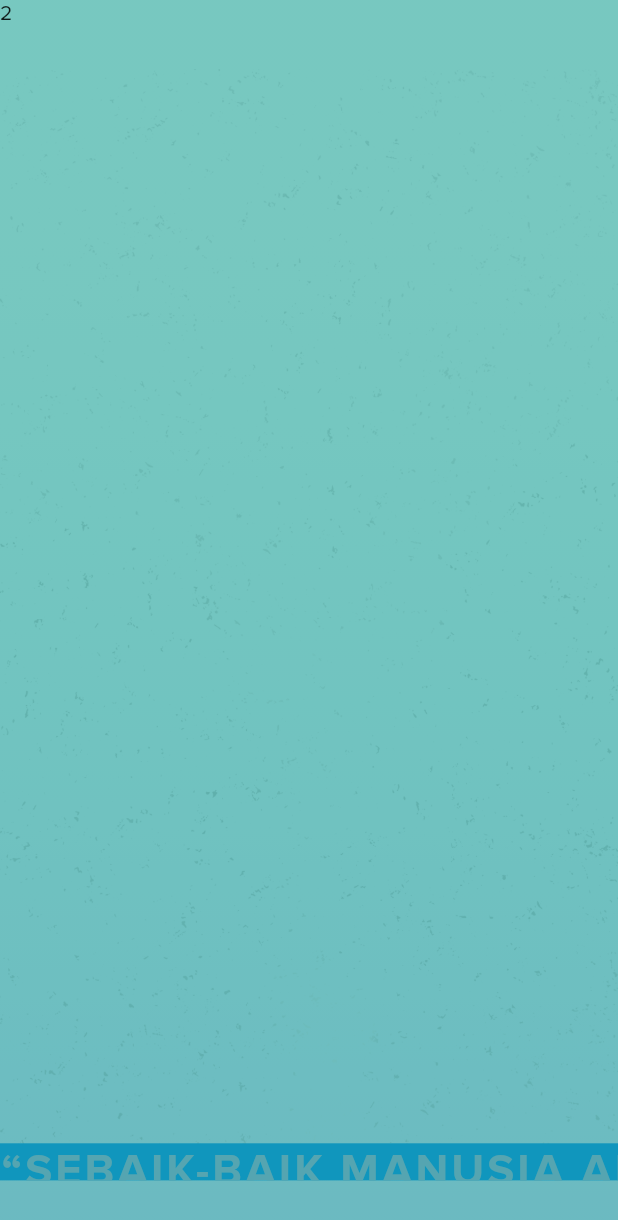
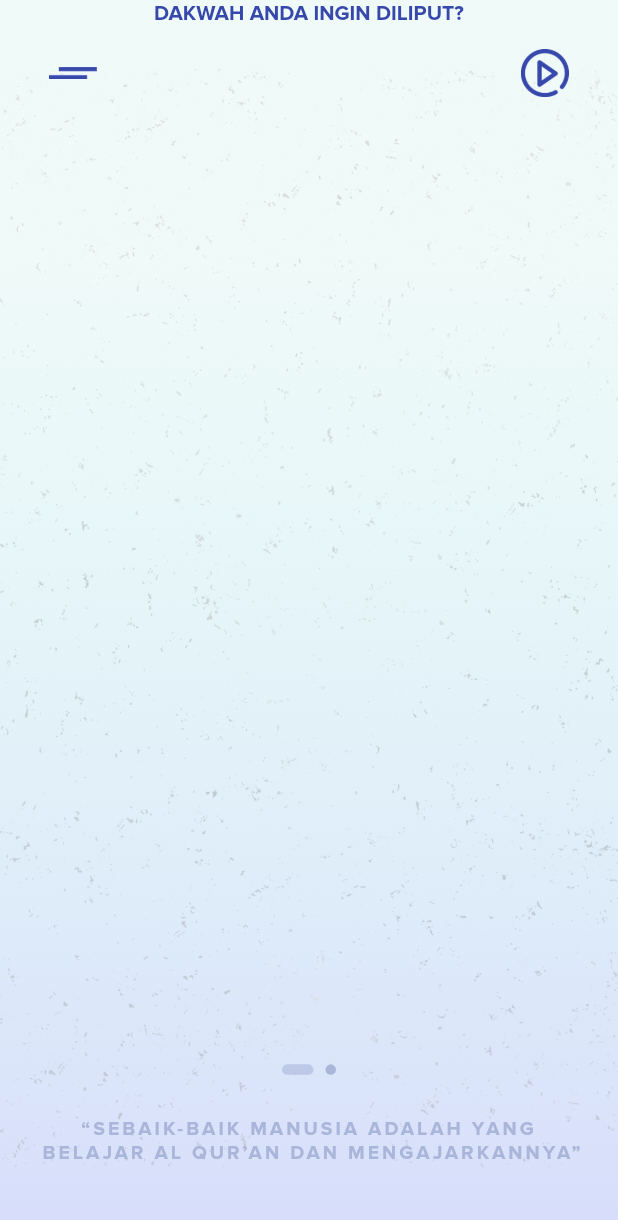
Before and after one commit to dhiyaaulauliyaa/kalamtv-website, a Flutter app: the screen it shows after launch, swiped to page 2, on a phone screen of 412 x 824 dp. Shown: the top 1220 px of the screen. Run offline on Flutter 3.47's test engine with Material 2 defaults, Android fonts, the phone set to English and light mode, and no system bars; drawn by our look-alikes of auto_size_text; our stand-ins replace responsive_builder.

Commit message:
mobile-portrait first page

```diff
--- a/lib/main.dart
+++ b/lib/main.dart
@@ -89,7 +89,7 @@ class _MainPageState extends State<MainPage> {
               child: ScreenTypeLayout(
                 breakpoints: ScreenBreakpoints(
                   desktop: 900,
-                  tablet: 650,
+                  tablet: 550,
                   watch: 250,
                 ),
                 desktop: DesktopPage(),
--- a/lib/views/mobile/portrait/MobilePortraitPage.dart
+++ b/lib/views/mobile/portrait/MobilePortraitPage.dart
@@ -1,4 +1,8 @@
+import 'dart:ui';
+
 import 'package:flutter/material.dart';
+import 'package:kalamtv_web/widgets/PhoneHeaderFooter.dart';
+import 'package:auto_size_text/auto_size_text.dart';
 
 class MobilePortraitPage extends StatefulWidget {
   @override
@@ -6,58 +10,159 @@ class MobilePortraitPage extends StatefulWidget {
 }
 
 class _MobilePortraitPageState extends State<MobilePortraitPage> {
+  PageController _pageController;
+  double _activePage = 1;
+
+  final double _ratioTreshold = 1.95;
+
+  @override
+  void initState() {
+    super.initState();
+
+    _pageController = PageController(initialPage: 0);
+    _pageController.addListener(() {
+      setState(() {
+        _activePage = _pageController.page + 1;
+      });
+    });
+  }
+
+  @override
+  void dispose() {
+    _pageController.dispose();
+
+    super.dispose();
+  }
+
   @override
   Widget build(BuildContext context) {
     double _screenHeight = MediaQuery.of(context).size.height;
     double _screenWidth = MediaQuery.of(context).size.width;
+    double _screenRatio = _screenHeight > _screenWidth
+        ? _screenHeight / _screenWidth
+        : _screenWidth / _screenHeight;
+    print("Height: $_screenHeight");
+    print("Width : $_screenWidth");
+    print("Ratio : $_screenRatio");
 
-    return Stack(
+    return PhoneHeaderFooter(
+      activePage: _activePage,
+      child: Positioned(
+        child: PageView(
+          controller: _pageController,
+          children: <Widget>[
+            //----------------------- First Page -----------------------//
+            Container(
+              height: _screenHeight,
+              width: _screenWidth,
+              child: Stack(
+                children: <Widget>[
+                  //----------------------- Clouds -----------------------//
+                  Container(
+                    height: _screenHeight,
+                    width: _screenWidth,
+                    alignment: Alignment.bottomLeft,
+                    margin: EdgeInsets.only(
+                      bottom: _screenRatio > _ratioTreshold
+                          ? _screenWidth * 0.3
+                          : _screenWidth * 0.25,
+                    ),
+                    child: Image.asset('assets/img/cloud.png'),
+                  ),
+
+                  Container(
+                    height: _screenHeight,
+                    width: _screenWidth,
+                    child: Column(
+                      children: <Widget>[
+                        //----------------------- Logo -----------------------//
+                        Expanded(
+                          flex: _screenRatio > _ratioTreshold ? 31 : 29,
+                          child: Container(
+                            alignment: Alignment.bottomLeft,
+                            margin: EdgeInsets.only(
+                              bottom: 0,
+                              left: _screenWidth * 0.1,
+                            ),
+                            child: Stack(
+                              alignment: Alignment.bottomLeft,
                               children: <Widget>[
                                 Positioned(
-          bottom: 0,
-          child: Container(
-            child: Column(
-              children: <Widget>[
-                Container(
-                  height: _screenWidth * 0.06,
-                  color: Colors.blue,
-                  child: Text(
-                    "“sebaik-baik manusia adalah yang belajar al qur’an dan mengajarkannya”"
-                        .toUpperCase(),
-                    style: TextStyle(
-                      color: Theme.of(context).secondaryHeaderColor,
-                      fontWeight: FontWeight.w700,
-                      fontSize: 30,
-                      letterSpacing: 2,
+                                  bottom: -10,
+                                  child: Image.asset(
+                                    'assets/img/logo-white.png',
+                                    width: _screenWidth * 0.35,
+                                  ),
+                                ),
+                              ],
                             ),
                           ),
                         ),
-                SizedBox(
-                  width: _screenWidth,
-                  height: _screenWidth * 0.09,
+
+                        //----------------------- Main Text -----------------------//
+                        Expanded(
+                          flex: _screenRatio > _ratioTreshold ? 9 : 11,
+                          child: Container(
+                            padding: EdgeInsets.only(left: _screenWidth * 0.15),
+                            alignment: Alignment.centerLeft,
+                            child: AutoSizeText(
+                              'dakwah\nkapan pun,\ndimana pun.',
+                              style: TextStyle(
+                                color: Theme.of(context).primaryColor,
+                                fontWeight: FontWeight.w700,
+                                fontSize: 70,
+                                letterSpacing: -2,
+                                height: 0.97,
+                              ),
+                            ),
+                          ),
+                        ),
+
+                        //----------------------- Subtext -----------------------//
+                        Expanded(
+                          flex: 3,
+                          child: Container(
+                            padding: EdgeInsets.symmetric(
+                              vertical: _screenRatio > _ratioTreshold
+                                  ? _screenWidth * 0.012
+                                  : _screenWidth * 0.01,
+                              horizontal: _screenRatio > _ratioTreshold
+                                  ? _screenWidth * 0.15
+                                  : 0,
+                            ),
+                            child: Image.asset(
+                              'assets/img/subtitle.png',
+                            ),
+                          ),
+                        ),
+                        Expanded(flex: 9, child: SizedBox()),
+                      ],
+                    ),
                   )
                 ],
               ),
             ),
-        ),
-        Positioned(
-          child: PageView(
-            children: <Widget>[
+
+            //----------------------- Second Page -----------------------//
             Container(
               height: _screenHeight,
               width: _screenWidth,
-                child: Text('1'),
+              child: Column(
+                children: <Widget>[
+                  AutoSizeText(
+                    "DAKWAH ANDA INGIN DILIPUT?",
+                    style: TextStyle(
+                      color: Theme.of(context).primaryColor,
+                      fontWeight: FontWeight.w700,
                     ),
-              Container(
-                height: _screenHeight,
-                width: _screenWidth,
-                color: Colors.teal.withOpacity(0.5),
-                child: Text('2'),
+                  )
+                ],
+              ),
+              // color: Colors.teal.withOpacity(0.5),
             ),
           ],
         ),
       ),
-      ],
     );
   }
 }
--- /dev/null
+++ b/lib/widgets/PhoneHeaderFooter.dart
@@ -0,0 +1,134 @@
+import 'package:flutter/material.dart';
+import 'package:auto_size_text/auto_size_text.dart';
+
+class PhoneHeaderFooter extends StatelessWidget {
+  const PhoneHeaderFooter({
+    Key key,
+    @required this.activePage,
+    @required this.child,
+  }) : super(key: key);
+
+  final double activePage;
+  final Widget child;
+
+  @override
+  Widget build(BuildContext context) {
+    double _screenHeight = MediaQuery.of(context).size.height;
+    double _screenWidth = MediaQuery.of(context).size.width;
+
+    return Stack(
+      children: <Widget>[
+        child,
+        //----------------------- Header -----------------------//
+        Positioned(
+          child: Padding(
+            padding: EdgeInsets.symmetric(
+              horizontal: _screenWidth * 0.06,
+              vertical: _screenWidth * 0.06,
+            ),
+            child: Row(
+              children: <Widget>[
+                IconButton(
+                  icon: Image.asset(
+                    'assets/icon/hamburger-blue.png',
+                  ),
+                  color: Theme.of(context).primaryColor,
+                  onPressed: () {},
+                ),
+                Expanded(child: SizedBox()),
+                IconButton(
+                  icon: Image.asset(
+                    'assets/icon/play-blue.png',
+                  ),
+                  color: Theme.of(context).primaryColor,
+                  onPressed: () {},
+                )
+              ],
+            ),
+          ),
+        ),
+
+        //----------------------- Footer -----------------------//
+        Positioned(
+          child: Container(
+            height: _screenHeight,
+            width: _screenWidth,
+            child: Column(
+              children: <Widget>[
+                //----------------------- Page Indicator -----------------------//
+                Expanded(flex: 3+12+28,child: SizedBox()),
+                Expanded(
+                  flex: 4,
+                  child: Container(
+                    width: _screenWidth,
+                    alignment: Alignment.center,
+                    child: Row(
+                      mainAxisAlignment: MainAxisAlignment.center,
+                      children: <Widget>[
+                        AnimatedContainer(
+                          height: _screenWidth * 0.017,
+                          width: activePage == 1
+                              ? _screenWidth * 0.017
+                              : _screenWidth * 0.017 * 3,
+                          duration: Duration(milliseconds: 400),
+                          margin: EdgeInsets.symmetric(horizontal: 4),
+                          decoration: BoxDecoration(
+                            color: activePage == 1
+                                ? Theme.of(context).secondaryHeaderColor
+                                : Theme.of(context)
+                                    .secondaryHeaderColor
+                                    .withOpacity(0.6),
+                            borderRadius: BorderRadius.circular(50),
+                          ),
+                        ),
+                        AnimatedContainer(
+                          height: _screenWidth * 0.017,
+                          width: activePage != 1
+                              ? _screenWidth * 0.017
+                              : _screenWidth * 0.017 * 3,
+                          duration: Duration(milliseconds: 400),
+                          margin: EdgeInsets.symmetric(horizontal: 4),
+                          decoration: BoxDecoration(
+                            color: activePage != 1
+                                ? Theme.of(context).secondaryHeaderColor
+                                : Theme.of(context)
+                                    .secondaryHeaderColor
+                                    .withOpacity(0.6),
+                            borderRadius: BorderRadius.circular(50),
+                          ),
+                        ),
+                      ],
+                    ),
+                  ),
+                ),
+                //----------------------- Hadits -----------------------//
+                Expanded(
+                  flex: 5,
+                  child: Container(
+                    height: _screenWidth * 0.07,
+                    width: _screenWidth,
+                    padding:
+                        EdgeInsets.symmetric(horizontal: _screenWidth * 0.05),
+                    // color: Colors.blue,
+                    child: AutoSizeText(
+                      "“sebaik-baik manusia adalah yang \n belajar al qur’an dan mengajarkannya”"
+                          .toUpperCase(),
+                      maxLines: 2,
+                      textAlign: TextAlign.center,
+                      style: TextStyle(
+                        color: Theme.of(context).secondaryHeaderColor,
+                        fontWeight: FontWeight.w700,
+                        letterSpacing: 2,
+                        fontSize: 30,
+                      ),
+                    ),
+                  ),
+                ),
+              ],
+            ),
+          ),
+        ),
+      ],
+    );
+  }
+}
--- a/pubspec.yaml
+++ b/pubspec.yaml
@@ -29,6 +29,7 @@ dependencies:
   # Use with the CupertinoIcons class for iOS style icons.
   cupertino_icons: ^0.1.3
   responsive_builder: ^0.1.5
+  auto_size_text: ^2.1.0
 
 dev_dependencies:
   flutter_test:
```
Also changed, not shown: lib/views/tablet/TabletPage.dart (+44 -1 lines), lib/widgets/TabletHeaderFooter.dart (added, +126 -0 lines), assets/icon/hamburger-blue.png (added), assets/icon/hamburger-white.png (added), assets/icon/play-blue.png (added), assets/icon/play-green.png (added), assets/icon/play.png (deleted), assets/img/cloud-big.png (added), assets/img/cloud.png (added), assets/img/logo-main.png (added), assets/img/logo-shadow.png (added), assets/img/logo-white.png (added), assets/img/subtitle.png (added), pubspec.lock. Lines whose indentation alone changed are shown as unchanged.
